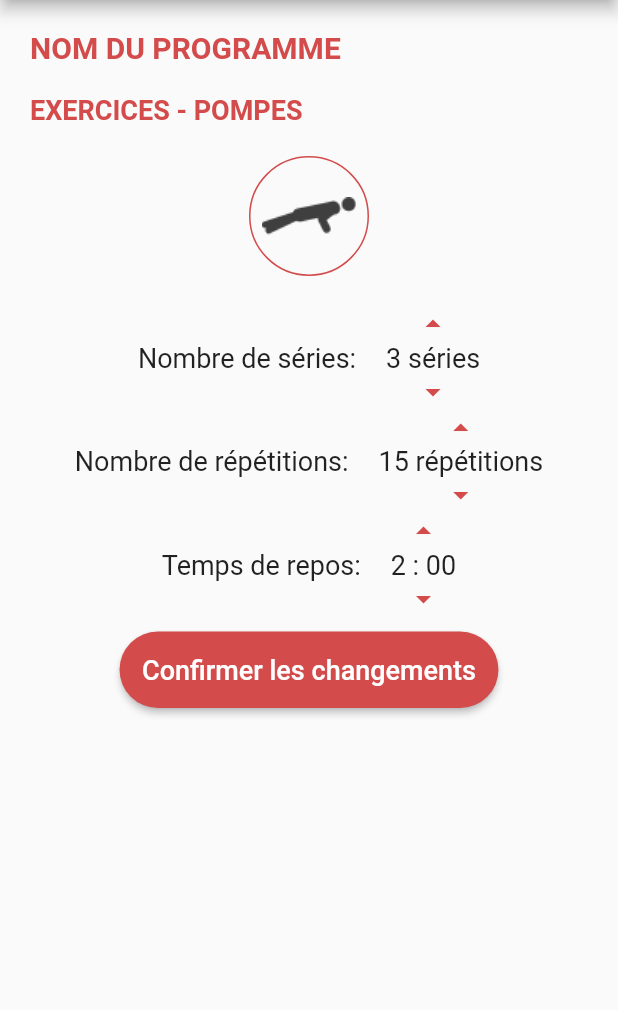
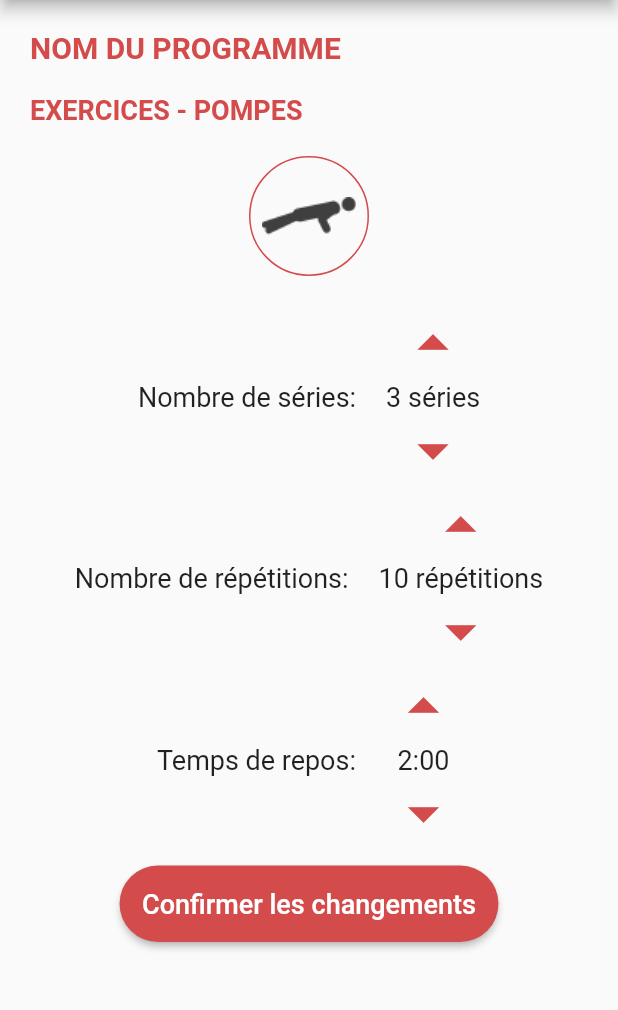
Before and after one commit to MarvinLem/phoenyx_gym, a Flutter app: the EditExercice screen opened directly, on a phone screen of 412 x 824 dp, the part 84-1094 px from its top. Run offline on Flutter 3.47's test engine with Material 2 defaults, Android fonts, the phone set to English and light mode, and no system bars.

Commit message:
update app

```diff
--- a/lib/editExercice.dart
+++ b/lib/editExercice.dart
@@ -1,9 +1,28 @@
 import 'package:flutter/material.dart';
 
-class EditExercice extends StatelessWidget {
+class ExerciceOptions{
+  double rest = 2.0;
+  int sets = 3;
+  int repetitions = 10;
+}
+
+class EditExercice extends StatefulWidget {
   final Function pageSelected;
 
   EditExercice({this.pageSelected});
+
+  @override
+  State<StatefulWidget> createState() {
+    return EditExerciceState(pageSelected: pageSelected);
+  }
+}
+
+class EditExerciceState extends State<EditExercice> {
+  final Function pageSelected;
+
+  EditExerciceState({this.pageSelected});
+
+  var exercice = new ExerciceOptions();
 
   @override
   Widget build(BuildContext context) {
@@ -89,9 +108,13 @@ class EditExercice extends StatelessWidget {
                   Row(
                     children: [
                       Container(
+                          child: GestureDetector(
+                            onTap: () => setState(() {
+                              exercice.sets += 1;
+                            }),
                             child: new Icon(Icons.arrow_drop_up,
-                            color: Color(0xFFD34B4B)),
-                      ),
+                                size: 50, color: Color(0xFFD34B4B)),
+                          )),
                     ],
                     crossAxisAlignment: CrossAxisAlignment.center,
                     mainAxisAlignment: MainAxisAlignment.center,
@@ -99,7 +122,7 @@ class EditExercice extends StatelessWidget {
                   Row(
                     children: [
                       Container(
-                        child: Text("3 séries",
+                        child: Text(exercice.sets.toString() + " séries",
                             style:
                                 TextStyle(fontSize: 18, color: Colors.black87),
                             textAlign: TextAlign.left),
@@ -111,9 +134,15 @@ class EditExercice extends StatelessWidget {
                   Row(
                     children: [
                       Container(
+                          child: GestureDetector(
+                            onTap: () => setState(() {
+                              if(exercice.sets>1){
+                                exercice.sets -= 1;
+                              }
+                            }),
                             child: new Icon(Icons.arrow_drop_down,
-                            color: Color(0xFFD34B4B)),
-                      ),
+                                size: 50, color: Color(0xFFD34B4B)),
+                          )),
                     ],
                     crossAxisAlignment: CrossAxisAlignment.center,
                     mainAxisAlignment: MainAxisAlignment.center,
@@ -148,9 +177,13 @@ class EditExercice extends StatelessWidget {
                   Row(
                     children: [
                       Container(
+                          child: GestureDetector(
+                            onTap: () => setState(() {
+                                exercice.repetitions += 1;
+                            }),
                             child: new Icon(Icons.arrow_drop_up,
-                            color: Color(0xFFD34B4B)),
-                      ),
+                                size: 50, color: Color(0xFFD34B4B)),
+                          )),
                     ],
                     crossAxisAlignment: CrossAxisAlignment.center,
                     mainAxisAlignment: MainAxisAlignment.center,
@@ -158,7 +191,7 @@ class EditExercice extends StatelessWidget {
                   Row(
                     children: [
                       Container(
-                        child: Text("15 répétitions",
+                        child: Text(exercice.repetitions.toString() + " répétitions",
                             style:
                             TextStyle(fontSize: 18, color: Colors.black87),
                             textAlign: TextAlign.left),
@@ -170,9 +203,15 @@ class EditExercice extends StatelessWidget {
                   Row(
                     children: [
                       Container(
+                          child: GestureDetector(
+                            onTap: () => setState(() {
+                              if(exercice.repetitions>1){
+                                exercice.repetitions -= 1;
+                              }
+                            }),
                             child: new Icon(Icons.arrow_drop_down,
-                            color: Color(0xFFD34B4B)),
-                      ),
+                                size: 50, color: Color(0xFFD34B4B)),
+                          )),
                     ],
                     crossAxisAlignment: CrossAxisAlignment.center,
                     mainAxisAlignment: MainAxisAlignment.center,
@@ -207,9 +246,17 @@ class EditExercice extends StatelessWidget {
                   Row(
                     children: [
                       Container(
+                          child: GestureDetector(
+                            onTap: () => setState(() {
+                              if(exercice.rest == 10){
+                                exercice.rest = 0;
+                              } else {
+                                exercice.rest += 0.25;
+                              }
+                            }),
                             child: new Icon(Icons.arrow_drop_up,
-                            color: Color(0xFFD34B4B)),
-                      ),
+                                size: 50, color: Color(0xFFD34B4B)),
+                          )),
                     ],
                     crossAxisAlignment: CrossAxisAlignment.center,
                     mainAxisAlignment: MainAxisAlignment.center,
@@ -217,7 +264,7 @@ class EditExercice extends StatelessWidget {
                   Row(
                     children: [
                       Container(
-                        child: Text("2 : 00",
+                        child: Text(exercice.rest.toString().replaceAll(".25", ":15").replaceAll(".5", ":30").replaceAll(".75", ":45").replaceAll(".0", ":00"),
                             style:
                             TextStyle(fontSize: 18, color: Colors.black87),
                             textAlign: TextAlign.left),
@@ -229,9 +276,17 @@ class EditExercice extends StatelessWidget {
                   Row(
                     children: [
                       Container(
+                          child: GestureDetector(
+                            onTap: () => setState(() {
+                              if(exercice.rest == 0){
+                                exercice.rest = 10;
+                              } else {
+                                exercice.rest -= 0.25;
+                              }
+                            }),
                             child: new Icon(Icons.arrow_drop_down,
-                            color: Color(0xFFD34B4B)),
-                      ),
+                                size: 50, color: Color(0xFFD34B4B)),
+                          )),
                     ],
                     crossAxisAlignment: CrossAxisAlignment.center,
                     mainAxisAlignment: MainAxisAlignment.center,
```
Also changed, not shown: lib/createExercice.dart (+47 -4 lines), lib/createTraining.dart (+11 -11 lines). Lines whose indentation alone changed are shown as unchanged.
